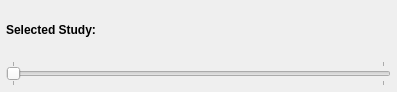
Qt form Resources/UI/qSlicerLongPETCTStudySliderWidget.ui (paulcm/LongitudinalPETCT) before a commit.
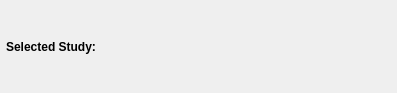
The same form after that commit.

Commit message: ENH: Replaced regular QSlider with own implementation of a "Jump Slider"

Patch:
```diff
--- a/Resources/UI/qSlicerLongPETCTStudySliderWidget.ui
+++ b/Resources/UI/qSlicerLongPETCTStudySliderWidget.ui
@@ -7,7 +7,7 @@
     <x>0</x>
     <y>0</y>
     <width>397</width>
-    <height>92</height>
+    <height>93</height>
    </rect>
   </property>
   <property name="windowTitle">
@@ -21,6 +21,16 @@
     <number>8</number>
    </property>
    <item row="0" column="0">
+    <layout class="QVBoxLayout" name="Layout">
+     <property name="spacing">
+      <number>5</number>
+     </property>
+     <item>
+      <layout class="QHBoxLayout" name="horizontalLayout" stretch="0,1">
+       <property name="spacing">
+        <number>8</number>
+       </property>
+       <item>
     <widget class="QLabel" name="LabelSelectedStudy">
      <property name="font">
       <font>
@@ -33,34 +43,16 @@
      </property>
     </widget>
    </item>
-   <item row="0" column="1">
+       <item>
     <widget class="QLabel" name="LabelSelectedStudyDateTime">
      <property name="text">
       <string/>
      </property>
     </widget>
    </item>
-   <item row="1" column="0" colspan="2">
-    <widget class="QSlider" name="Slider">
-     <property name="enabled">
-      <bool>false</bool>
-     </property>
-     <property name="maximum">
-      <number>1</number>
-     </property>
-     <property name="pageStep">
-      <number>1</number>
-     </property>
-     <property name="orientation">
-      <enum>Qt::Horizontal</enum>
-     </property>
-     <property name="tickPosition">
-      <enum>QSlider::TicksBothSides</enum>
-     </property>
-     <property name="tickInterval">
-      <number>1</number>
-     </property>
-    </widget>
+      </layout>
+     </item>
+    </layout>
    </item>
   </layout>
  </widget>
```
Lines whose indentation alone changed are shown as unchanged. The commit also changes 1 other file.
